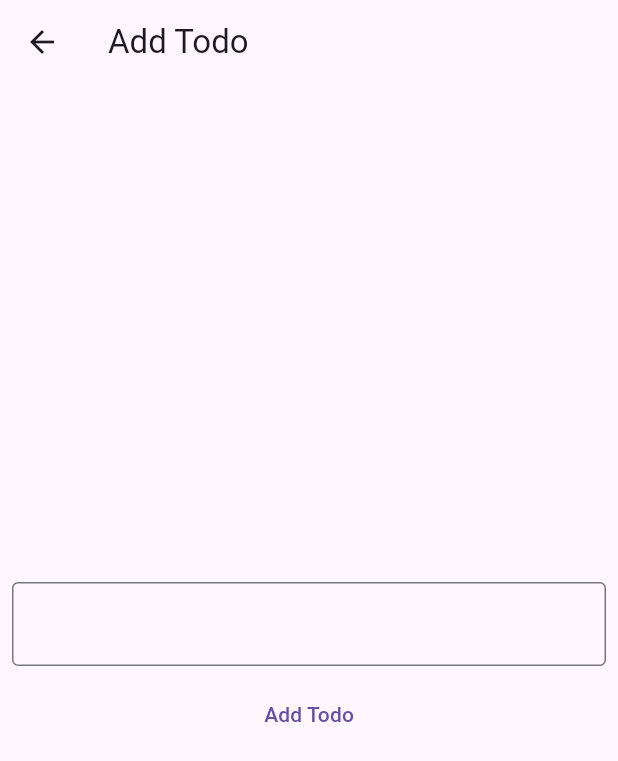
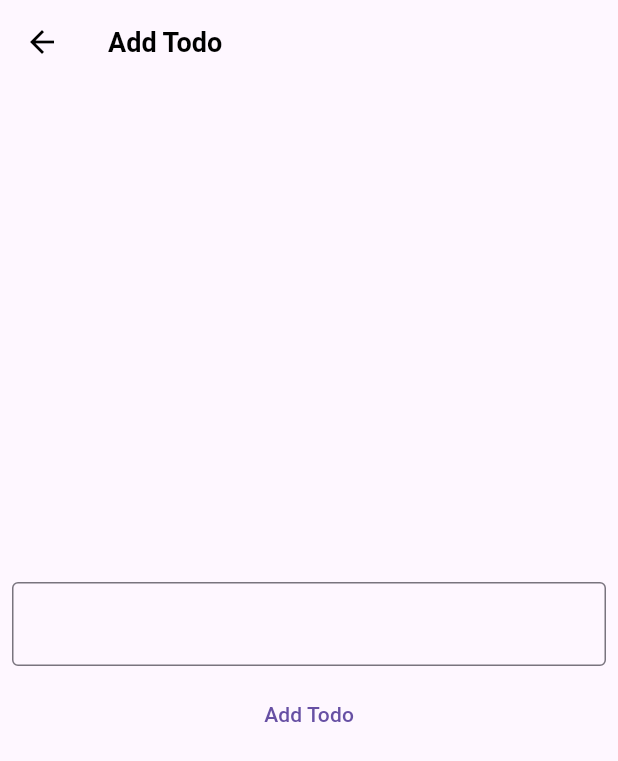
Before and after one commit to DevCielo/todos_app, a Flutter app: the screen it shows after launch, after a tap on the "add" icon, on a phone screen of 412 x 824 dp. Shown: the top 761 px of the screen. Run offline on Flutter 3.47's test engine with Material 3 defaults, Android fonts, the phone set to English and light mode, and no system bars; our stand-ins replace flutter_riverpod, flutter_slidable.

Commit message:
changed appearance of app and fixed bugs

```diff
--- a/lib/main.dart
+++ b/lib/main.dart
@@ -12,6 +12,12 @@ class MyApp extends StatelessWidget {
   @override
   Widget build(BuildContext context) {
     return MaterialApp(
+      theme: ThemeData(
+        appBarTheme: const AppBarTheme(
+          iconTheme: IconThemeData(color: Colors.black),
+        backgroundColor: Colors.transparent,
+         shadowColor: Colors.transparent,
+        titleTextStyle: TextStyle(color: Colors.black, fontWeight: FontWeight.bold, fontSize: 18,),)),
       home: const MyHomePage(),
     );
   }
--- a/lib/pages/completed.dart
+++ b/lib/pages/completed.dart
@@ -23,13 +23,20 @@ class CompletedTodo extends ConsumerWidget {
         return Slidable(
           startActionPane: ActionPane(motion: ScrollMotion(), children: [
             SlidableAction(onPressed: (context) {
-              ref.watch(todoProvider.notifier).deleteTodo(index);
+              ref.watch(todoProvider.notifier).deleteTodo(completedTodos[index].todoId);
             },
             backgroundColor: Colors.red,
             borderRadius: BorderRadius.all(Radius.circular(20)),
             icon: Icons.delete,)
           ]),
-          child: ListTile(title: Text(completedTodos[index].content))
+          child: Container(
+            margin: const EdgeInsets.all(8),
+            padding: const EdgeInsets.all(10),
+            decoration: BoxDecoration(
+              color: Colors.grey[300], borderRadius: const BorderRadius.all(Radius.circular(20))
+            ),
+            child: ListTile(title: Text(completedTodos[index].content))
+            )
         );
           }
       ),
--- a/lib/pages/home.dart
+++ b/lib/pages/home.dart
@@ -17,12 +17,17 @@ class MyHomePage extends ConsumerWidget {
 
     return Scaffold(
       appBar: AppBar(
-        title: Text("Todo App"),
+        title: const Text("Todo App"),
       ),
       body: ListView.builder(
         itemCount: activeTodos.length + 1,
         itemBuilder: (context, index) {
-          if (index == activeTodos.length) {
+          if (activeTodos.isEmpty) {
+            return const Padding(
+              padding: EdgeInsets.only(top: 300.0),
+              child: Center(child: Text('Add a todo using the button below'),));
+          }
+          else if (index == activeTodos.length) {
             if (completedTodos.isEmpty) return Container();
             else {
               return Center(child: TextButton(child: Text("Completed Todos"), onPressed: () {
@@ -34,28 +39,36 @@ class MyHomePage extends ConsumerWidget {
         return Slidable(
           startActionPane: ActionPane(motion: ScrollMotion(), children: [
             SlidableAction(onPressed: (context) {
-              ref.watch(todoProvider.notifier).deleteTodo(index);
+              ref.watch(todoProvider.notifier).deleteTodo(activeTodos[index].todoId);
             },
             backgroundColor: Colors.red,
-            borderRadius: BorderRadius.all(Radius.circular(20)),
+            borderRadius: const BorderRadius.all(Radius.circular(20)),
             icon: Icons.delete,)
           ]),
           endActionPane: ActionPane(motion: ScrollMotion(), children: [
             SlidableAction(onPressed: (context) {
-              ref.watch(todoProvider.notifier).completeTodo(index);
+              ref.watch(todoProvider.notifier).completeTodo(activeTodos[index].todoId);
             },
             backgroundColor: Colors.green,
-            borderRadius: BorderRadius.all(Radius.circular(20)),
+            borderRadius: const BorderRadius.all(Radius.circular(20)),
             icon: Icons.check,)
           ]),
-          child: ListTile(title: Text(activeTodos[index].content))
+          child: Container(
+            margin: const EdgeInsets.all(8),
+            padding: const EdgeInsets.all(10),
+            decoration: BoxDecoration(
+              color: Colors.grey[300], borderRadius: const BorderRadius.all(Radius.circular(20))
+            ),
+            child: ListTile(
+              title: Text(activeTodos[index].content))
+            )
         );
           }
       }),
       floatingActionButton: FloatingActionButton(
         onPressed: () {
           Navigator.of(context)
-            .push(MaterialPageRoute(builder: (context) => AddTodo()));
+            .push(MaterialPageRoute(builder: (context) => const AddTodo()));
         },
         tooltip: 'Add todo',
         child: const Icon(Icons.add),
```
